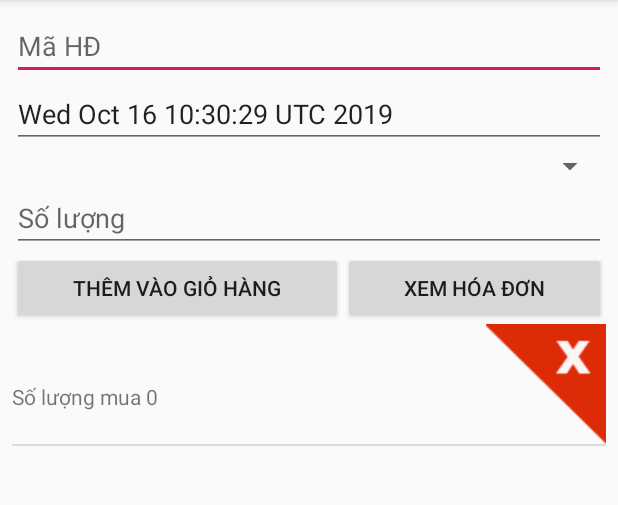
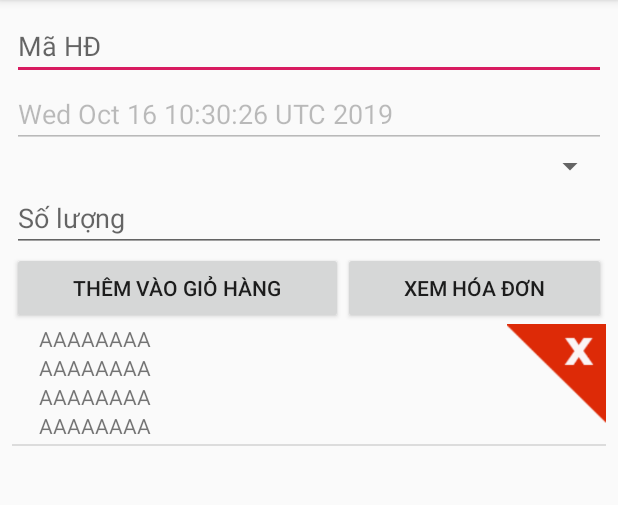
Before and after one commit to mahuha80/BookManager_Vinh, an Android app: the ThemHoaDonActivity screen opened directly, with no data from a screen before it, after a tap on "THÊM VÀO GIỎ HÀNG", on a phone screen of 412 x 824 dp, the part 84-589 px from its top. Run offline under Robolectric (Android 15) with nearby library versions, the phone set to English and light mode, and no system bars; 8 statements that could not run were skipped.

```diff
--- a/app/src/main/java/com/example/bookmanager_vinh/ui/NguoiDungActivity.java
+++ b/app/src/main/java/com/example/bookmanager_vinh/ui/NguoiDungActivity.java
@@ -87,7 +87,10 @@ public class NguoiDungActivity extends AppCompatActivity {
                 startActivity(new Intent(NguoiDungActivity.this, DoiMatKhauActivity.class));
                 break;
             case R.id.logout_nguoidung:
-                startActivity(new Intent(NguoiDungActivity.this, LoginActivity.class));
+                Intent intentLogOut=new Intent(NguoiDungActivity.this, LoginActivity.class);
+                intentLogOut.setFlags(Intent.FLAG_ACTIVITY_NEW_TASK | Intent.FLAG_ACTIVITY_CLEAR_TASK);
+                startActivity(intentLogOut);
+                NguoiDungActivity.this.finish();
                 break;
         }
         return super.onOptionsItemSelected(item);
--- a/app/src/main/java/com/example/bookmanager_vinh/ui/ThemHoaDonActivity.java
+++ b/app/src/main/java/com/example/bookmanager_vinh/ui/ThemHoaDonActivity.java
@@ -23,6 +23,8 @@ import com.example.bookmanager_vinh.model.HoaDon;
 import com.example.bookmanager_vinh.model.HoaDonChiTiet;
 import com.example.bookmanager_vinh.model.Sach;
 
+import java.text.ParseException;
+import java.text.SimpleDateFormat;
 import java.util.ArrayList;
 import java.util.Calendar;
 import java.util.Date;
@@ -35,9 +37,10 @@ public class ThemHoaDonActivity extends AppCompatActivity {
     EditText edMaHD, edNgayMua, edSoLuong;
     ListView lvThemHoaDon;
     List<HoaDonChiTiet> listHoaDonChiTietDraft;
-    Button btnThemVaoGioHang,btnXemHoaDon;
+    Button btnThemVaoGioHang, btnXemHoaDon;
     LvThemHoaDonAdapter lvThemHoaDonAdapter;
     Intent intentXemHoaDon;
+    Date currentTime;
 
 
     @Override
@@ -49,40 +52,31 @@ public class ThemHoaDonActivity extends AppCompatActivity {
         listSachSP = new ArrayList<>();
         listSachSP = sachDAO.getAllSach();
         final SpThemHoaDonAdapter spThemHoaDonAdapter = new SpThemHoaDonAdapter(this, listSachSP);
+
+
         spinner.setAdapter(spThemHoaDonAdapter);
         Sach sach = (Sach) spinner.getSelectedItem();
-        final Date date = Calendar.getInstance().getTime();
-        edNgayMua.setText(date.toString());
+//       get day month year
+
+
         lvThemHoaDonAdapter = new LvThemHoaDonAdapter(this, listHoaDonChiTietDraft);
         lvThemHoaDon.setAdapter(lvThemHoaDonAdapter);
         btnThemVaoGioHang.setOnClickListener(new View.OnClickListener() {
             @Override
             public void onClick(View v) {
                 String maHoaDon = edMaHD.getText().toString();
-                Sach sach = (Sach) spinner.getSelectedItem();
+                if(maHoaDon.length()>0&&edSoLuong.length()>0){
+                    edMaHD.setEnabled(false);
+                }
+                Sach sach = (Sach) spinner.getSelectedItem()
                 int soLuong = Integer.parseInt(edSoLuong.getText().toString());
-                HoaDon hoaDon = new HoaDon(maHoaDon, date);
+                HoaDon hoaDon = new HoaDon(maHoaDon, null);
                 HoaDonChiTiet hoaDonChiTiet = new HoaDonChiTiet(hoaDon, sach, soLuong);
-                Log.e("AAA", hoaDonChiTiet.getSoLuongMua() + "");
                 listHoaDonChiTietDraft.add(hoaDonChiTiet);
                 lvThemHoaDonAdapter.notifyDataSetChanged();
 
             }
         });
-        btnXemHoaDon.setOnClickListener(new View.OnClickListener() {
-            @Override
-            public void onClick(View v) {
-                intentXemHoaDon=new Intent(ThemHoaDonActivity.this,XemHoaDonActivity.class);
-                Bundle bundle=new Bundle();
-                bundle.putSerializable("HoaDonChiTiet",listHoaDonChiTietDraft.get(0));
-                bundle.putSerializable("HoaDonChiTiet1",listHoaDonChiTietDraft.get(0));
-                intentXemHoaDon.putExtra("Bundle",bundle);
-                startActivity(intentXemHoaDon);
-
-            }
-        });
-
-
     }
 
     private void init() {
@@ -94,7 +88,7 @@ public class ThemHoaDonActivity extends AppCompatActivity {
         lvThemHoaDon = findViewById(R.id.lvThemHoaDon);
         listHoaDonChiTietDraft = new ArrayList<>();
         btnThemVaoGioHang = findViewById(R.id.btnThemGioHang);
-        btnXemHoaDon=findViewById(R.id.btnXemHoaDon);
+        btnXemHoaDon = findViewById(R.id.btnXemHoaDon);
     }
 
     private void iconBack() {
@@ -115,4 +109,13 @@ public class ThemHoaDonActivity extends AppCompatActivity {
         }
         return super.onOptionsItemSelected(item);
     }
+
+    @Override
+    protected void onResume() {
+        super.onResume();
+        currentTime=Calendar.getInstance().getTime();
+        edNgayMua.setText(currentTime.toString());
+        edNgayMua.setEnabled(false);
+
+    }
 }
--- a/app/src/main/res/layout/lv_themhoadon.xml
+++ b/app/src/main/res/layout/lv_themhoadon.xml
@@ -1,40 +1,45 @@
 <?xml version="1.0" encoding="utf-8"?>
 <RelativeLayout xmlns:android="http://schemas.android.com/apk/res/android"
     android:layout_width="match_parent"
-    android:layout_height="wrap_content"
+    android:layout_height="80dp"
     android:orientation="vertical">
 
     <LinearLayout
         android:layout_width="wrap_content"
         android:layout_height="80dp"
-        android:orientation="vertical">
+        android:orientation="vertical"
+        android:layout_marginLeft="18dp">
 
         <TextView
             android:id="@+id/tvMaSachTHD"
             android:layout_width="match_parent"
             android:layout_height="wrap_content"
+            android:text="AAAAAAAA"
             />
 
         <TextView
             android:id="@+id/tvSoLuongTHD"
             android:layout_width="match_parent"
-            android:layout_height="wrap_content" />
+            android:layout_height="wrap_content"
+            android:text="AAAAAAAA" />
 
         <TextView
             android:id="@+id/tvGiaBiaTHD"
             android:layout_width="match_parent"
             android:layout_height="wrap_content"
+            android:text="AAAAAAAA"
             />
 
         <TextView
             android:id="@+id/tvThanhTienTHD"
             android:layout_width="match_parent"
-            android:layout_height="wrap_content" />
+            android:layout_height="wrap_content"
+            android:text="AAAAAAAA" />
     </LinearLayout>
 
     <ImageView
-        android:layout_width="80dp"
-        android:layout_height="80dp"
+        android:layout_width="66dp"
+        android:layout_height="66dp"
         android:layout_alignParentRight="true"
         android:src="@drawable/ic_close"
         android:id="@+id/imgXoaTHD"/>
```
